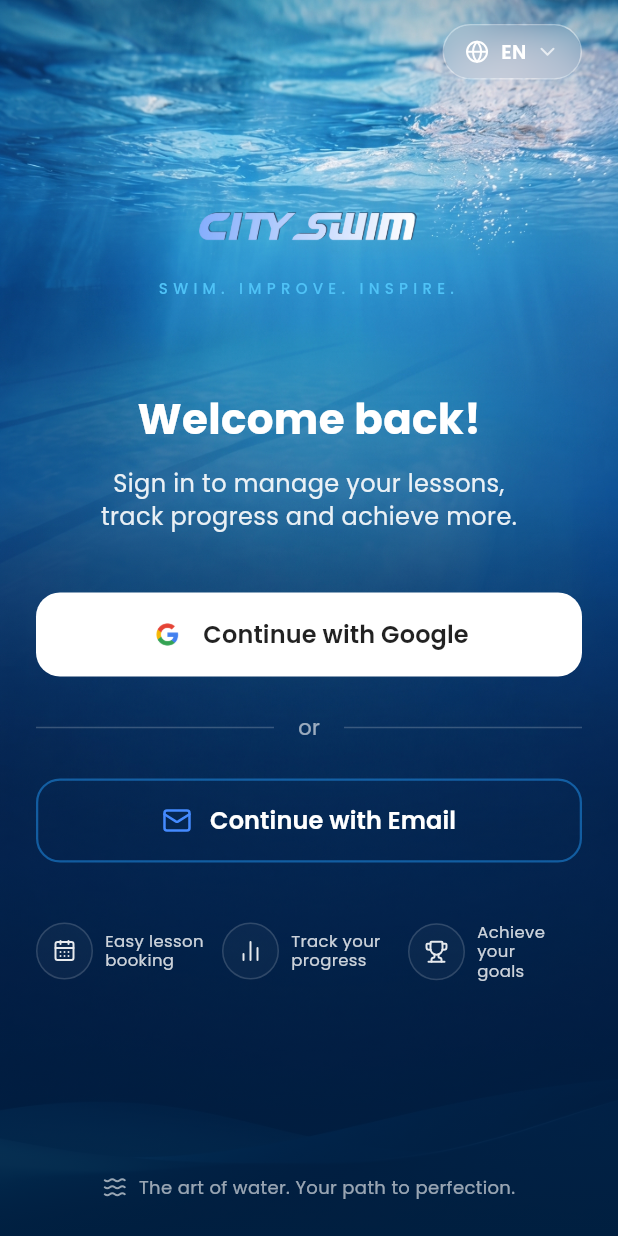
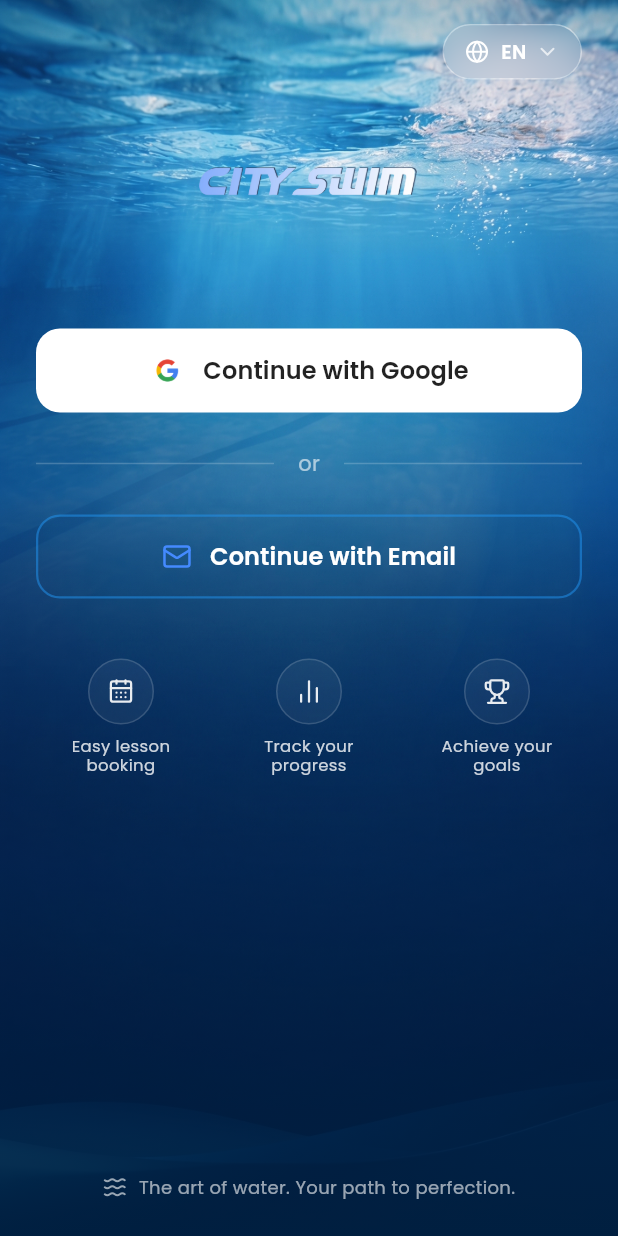
Before and after one commit to Lexor-UA/School, a Flutter app: the screen it shows after launch, on a phone screen of 412 x 824 dp. Run offline on Flutter 3.47's test engine with Material 3 defaults, Android fonts, the phone set to English and light mode, and no system bars; drawn by our look-alikes of flutter_animate; our stand-ins replace cloud_firestore, easy_localization, firebase_auth, firebase_core, firebase_storage, flutter_riverpod and 10 more; missing offline and left inert: mobile_scanner; accounts and stored records are empty; generated files the repository leaves out were written again.

Commit message:
Update role selection layout for small screens and remove center text

```diff
--- a/lib/features/auth/presentation/role_selection_screen.dart
+++ b/lib/features/auth/presentation/role_selection_screen.dart
@@ -89,7 +89,7 @@
                       child: Column(
                         mainAxisAlignment: MainAxisAlignment.center,
                         children: [
-                          const SizedBox(height: 60),
+                          const SizedBox(height: 30),
                           // Logo
                           ClipRect(
                             child: Align(
@@ -103,42 +103,8 @@
                               ),
                             ),
                           ).animate().fadeIn(duration: 800.ms).slideY(begin: 0.2, end: 0, duration: 800.ms),
-                          const SizedBox(height: 16),
-                          Text(
-                            'auth.slogan'.tr(),
-                            textAlign: TextAlign.center,
-                            style: const TextStyle(
-                              color: Color(0xFF4FC3F7), // Світло-блакитний колір як на макеті
-                              letterSpacing: 3.5,
-                              fontSize: 10,
-                              fontWeight: FontWeight.w500,
-                            ),
-                          ).animate().fadeIn(delay: 400.ms, duration: 800.ms),
 
-                          const SizedBox(height: 60),
-
-                          Text(
-                            'auth.welcome_back'.tr(),
-                            style: const TextStyle(
-                              color: Colors.white,
-                              fontSize: 28,
-                              fontWeight: FontWeight.bold,
-                            ),
-                          ).animate().fadeIn(delay: 600.ms, duration: 800.ms),
-
-                          const SizedBox(height: 12),
-
-                          Text(
-                            'auth.login_desc'.tr(),
-                            textAlign: TextAlign.center,
-                            style: TextStyle(
-                              color: Colors.white.withValues(alpha: 0.9),
-                              fontSize: 16,
-                              height: 1.4,
-                            ),
-                          ).animate().fadeIn(delay: 800.ms, duration: 800.ms),
-
-                          const SizedBox(height: 40),
+                          const SizedBox(height: 80),
 
                           // Google Button
                           ElevatedButton(
@@ -219,14 +185,14 @@
                             crossAxisAlignment: CrossAxisAlignment.start,
                             children: [
                               _buildFeatureItem(LucideIcons.calendarDays, 'auth.feature_booking'.tr()),
-                              const SizedBox(width: 8),
+                              const SizedBox(width: 12),
                               _buildFeatureItem(LucideIcons.barChart2, 'auth.feature_progress'.tr()),
-                              const SizedBox(width: 8),
+                              const SizedBox(width: 12),
                               _buildFeatureItem(LucideIcons.trophy, 'auth.feature_goals'.tr()),
                             ],
                           ).animate().fadeIn(delay: 1400.ms, duration: 800.ms),
 
-                          const SizedBox(height: 20),
+                          const SizedBox(height: 10),
                         ],
                       ),
                     ),
@@ -329,27 +295,27 @@
 
   Widget _buildFeatureItem(IconData icon, String text) {
     return Expanded(
-      child: Row(
+      child: Column(
+        mainAxisSize: MainAxisSize.min,
         crossAxisAlignment: CrossAxisAlignment.center,
         children: [
           Container(
-            padding: const EdgeInsets.all(10),
+            padding: const EdgeInsets.all(12),
             decoration: BoxDecoration(
-              color: Colors.white.withValues(alpha: 0.03),
+              color: Colors.white.withValues(alpha: 0.05),
               shape: BoxShape.circle,
               border: Border.all(color: Colors.white.withValues(alpha: 0.15)),
             ),
-            child: Icon(icon, color: Colors.white.withValues(alpha: 0.9), size: 16),
+            child: Icon(icon, color: Colors.white.withValues(alpha: 0.9), size: 18),
           ),
-          const SizedBox(width: 8),
-          Expanded(
-            child: Text(
-              text,
-              style: TextStyle(
-                color: Colors.white.withValues(alpha: 0.8),
-                fontSize: 11,
-                height: 1.2,
-              ),
+          const SizedBox(height: 8),
+          Text(
+            text,
+            textAlign: TextAlign.center,
+            style: TextStyle(
+              color: Colors.white.withValues(alpha: 0.8),
+              fontSize: 11,
+              height: 1.2,
             ),
           ),
         ],
--- a/pubspec.yaml
+++ b/pubspec.yaml
@@ -16,7 +16,7 @@
 # https://developer.apple.com/library/archive/documentation/General/Reference/InfoPlistKeyReference/Articles/CoreFoundationKeys.html
 # In Windows, build-name is used as the major, minor, and patch parts
 # of the product and file versions while build-number is used as the build suffix.
-version: 1.0.0+20
+version: 1.0.0+21
 
 environment:
   sdk: ^3.12.2
```
